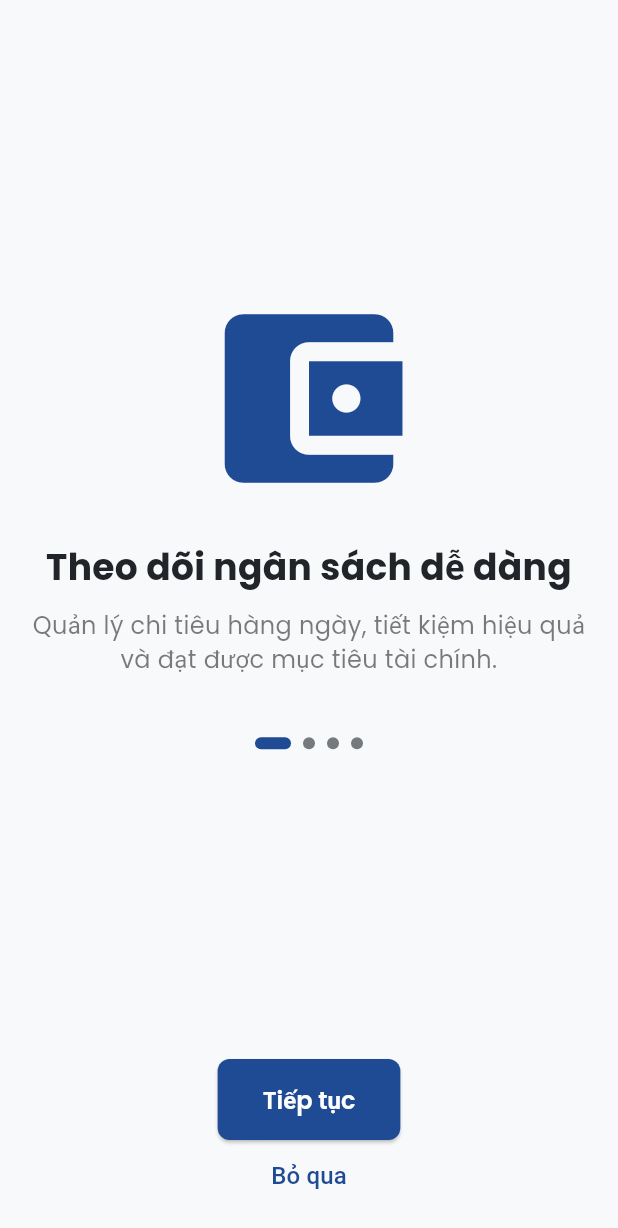
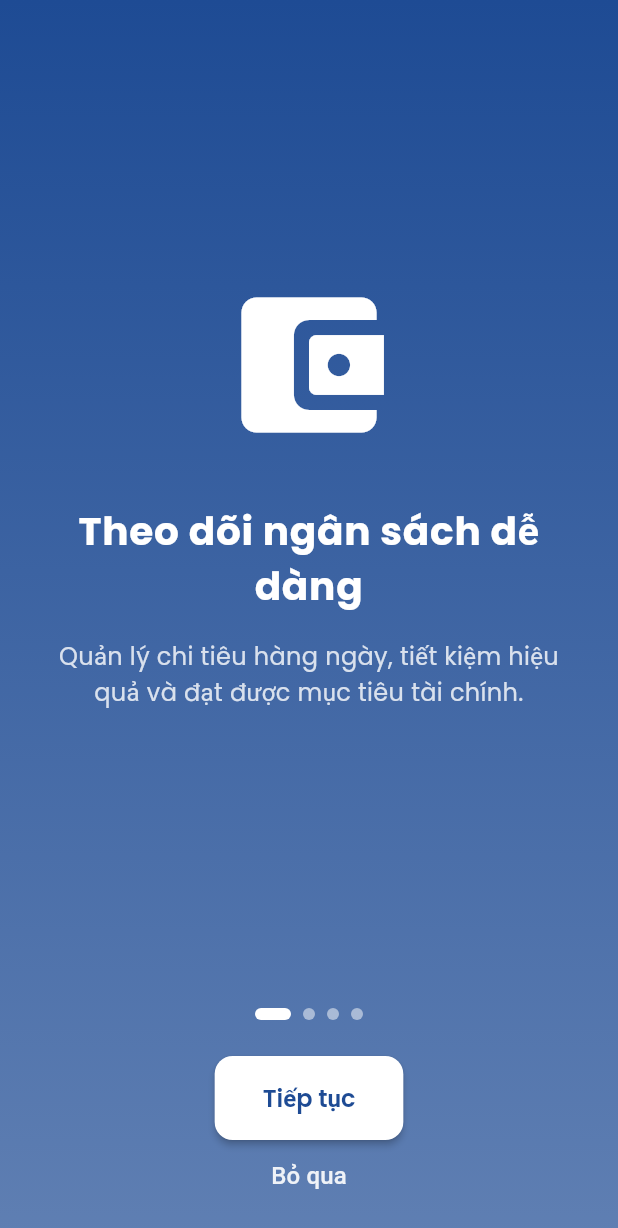
Before and after one commit to DOAN-K16-FIT-HAUI/TranDucLuong, a Flutter app: the screen it shows after launch, on a phone screen of 412 x 824 dp. Shown: the top 1228 px of the screen. Run offline on Flutter 3.47's test engine with Material 3 defaults, Android fonts, the phone set to English and light mode, and no system bars; our stand-ins replace bloc, cloud_firestore, csv, equatable, firebase_auth, firebase_core and 10 more; missing offline and left inert: flutter_facebook_auth; accounts and stored records are empty; generated files the repository leaves out were written again.

```diff
--- a/lib/screens/on_boarding/on_boarding_screen.dart
+++ b/lib/screens/on_boarding/on_boarding_screen.dart
@@ -2,6 +2,8 @@ import 'package:finance_app/core/app_routes.dart';
 import 'package:finance_app/core/app_theme.dart';
 import 'package:finance_app/screens/on_boarding/on_boarding_status.dart';
 import 'package:flutter/material.dart';
+import 'package:flutter/services.dart';
+import 'package:flutter_gen/gen_l10n/app_localizations.dart';
 
 class OnboardingScreen extends StatefulWidget {
   const OnboardingScreen({super.key});
@@ -14,30 +16,26 @@ class OnboardingScreenState extends State<OnboardingScreen> {
   final PageController _pageController = PageController();
   int _currentPage = 0;
 
-  final List<Map<String, dynamic>> _onboardingData = [
+  List<Map<String, dynamic>> _getOnboardingData(BuildContext context) => [
     {
-      'title': 'Theo dõi ngân sách dễ dàng',
-      'description':
-      'Quản lý chi tiêu hàng ngày, tiết kiệm hiệu quả và đạt được mục tiêu tài chính.',
-      'icon': Icons.account_balance_wallet,
+      'title': AppLocalizations.of(context)!.onboardingTitle1,
+      'description': AppLocalizations.of(context)!.onboardingDescription1,
+      'icon': Icons.account_balance_wallet_rounded,
     },
     {
-      'title': 'Kiểm soát chi tiêu thông minh',
-      'description':
-      'Theo dõi chi tiêu hàng ngày, phân loại chi phí và tiết kiệm hiệu quả.',
-      'icon': Icons.account_balance_wallet,
+      'title': AppLocalizations.of(context)!.onboardingTitle2,
+      'description': AppLocalizations.of(context)!.onboardingDescription2,
+      'icon': Icons.pie_chart_rounded,
     },
     {
-      'title': 'Lập kế hoạch tài chính dài hạn',
-      'description':
-      'Xây dựng kế hoạch tài chính, tiết kiệm và đầu tư để đạt được mục tiêu.',
-      'icon': Icons.account_balance_wallet,
+      'title': AppLocalizations.of(context)!.onboardingTitle3,
+      'description': AppLocalizations.of(context)!.onboardingDescription3,
+      'icon': Icons.trending_up_rounded,
     },
     {
-      'title': 'Quản lý tài chính an toàn',
-      'description':
-      'Bảo mật thông tin tài chính, quản lý tài khoản dễ dàng và an toàn.',
-      'icon': Icons.account_balance_wallet,
+      'title': AppLocalizations.of(context)!.onboardingTitle4,
+      'description': AppLocalizations.of(context)!.onboardingDescription4,
+      'icon': Icons.lock_rounded,
     },
   ];
 
@@ -54,19 +52,19 @@ class OnboardingScreenState extends State<OnboardingScreen> {
   }
 
   void _skip() {
-    // Mark onboarding as seen and navigate to LoginScreen
+    HapticFeedback.lightImpact();
     OnboardingStatus.setOnboardingSeen();
     AppRoutes.navigateToLogin(context);
   }
 
   void _next() {
-    if (_currentPage < _onboardingData.length - 1) {
+    HapticFeedback.lightImpact();
+    if (_currentPage < _getOnboardingData(context).length - 1) {
       _pageController.nextPage(
-        duration: const Duration(milliseconds: 300),
+        duration: const Duration(milliseconds: 400),
         curve: Curves.easeInOut,
       );
     } else {
-      // Mark onboarding as seen and navigate to LoginScreen
       OnboardingStatus.setOnboardingSeen();
       AppRoutes.navigateToLogin(context);
     }
@@ -74,50 +72,42 @@ class OnboardingScreenState extends State<OnboardingScreen> {
 
   @override
   Widget build(BuildContext context) {
+    final onboardingData = _getOnboardingData(context);
     return Scaffold(
-      body: SafeArea(
+      body: Container(
+        decoration: BoxDecoration(
+          gradient: LinearGradient(
+            begin: Alignment.topCenter,
+            end: Alignment.bottomCenter,
+            colors: [
+              AppTheme.lightTheme.colorScheme.primary,
+              AppTheme.lightTheme.colorScheme.primary.withValues(alpha: 0.7),
+            ],
+          ),
+        ),
+        child: SafeArea(
           child: Column(
             children: [
               Expanded(
                 child: PageView.builder(
                   controller: _pageController,
                   onPageChanged: _onPageChanged,
-                itemCount: _onboardingData.length,
-                itemBuilder: (context, index) {
-                  return Padding(
+                  itemCount: onboardingData.length,
+                  itemBuilder: (context, index) => _OnboardingPage(
+                    title: onboardingData[index]['title'],
+                    description: onboardingData[index]['description'],
+                    icon: onboardingData[index]['icon'],
+                  ),
+                ),
+              ),
+              Padding(
                 padding: const EdgeInsets.all(16.0),
                 child: Column(
-                      mainAxisAlignment: MainAxisAlignment.center,
                   children: [
-                        Icon(
-                          _onboardingData[index]['icon'],
-                          size: 150,
-                          color: AppTheme.lightTheme.colorScheme.primary,
-                        ),
-                        const SizedBox(height: 20),
-                        Text(
-                          _onboardingData[index]['title'],
-                          style: TextStyle(
-                            fontSize: 24,
-                            fontWeight: FontWeight.bold,
-                            color: AppTheme.lightTheme.colorScheme.onSurface,
-                          ),
-                          textAlign: TextAlign.center,
-                        ),
-                        const SizedBox(height: 10),
-                        Text(
-                          _onboardingData[index]['description'],
-                          style: TextStyle(
-                            fontSize: 16,
-                            color: AppTheme.lightTheme.colorScheme.onSurface.withValues(alpha: 0.6),
-                          ),
-                          textAlign: TextAlign.center,
-                        ),
-                        const SizedBox(height: 40),
                     Row(
                       mainAxisAlignment: MainAxisAlignment.center,
                       children: List.generate(
-                            _onboardingData.length,
+                        onboardingData.length,
                             (i) => AnimatedContainer(
                           duration: const Duration(milliseconds: 300),
                           margin: const EdgeInsets.symmetric(horizontal: 4),
@@ -125,50 +115,100 @@ class OnboardingScreenState extends State<OnboardingScreen> {
                           width: _currentPage == i ? 24 : 8,
                           decoration: BoxDecoration(
                             color: _currentPage == i
-                                    ? AppTheme.lightTheme.colorScheme.primary
-                                    : AppTheme.lightTheme.colorScheme.onSurface.withValues(alpha: 0.6),
+                                ? Colors.white
+                                : Colors.white.withValues(alpha: 0.5),
                             borderRadius: BorderRadius.circular(4),
                           ),
                         ),
                       ),
                     ),
-                      ],
-                    ),
-                  );
-                },
-              ),
-            ),
-            Padding(
-              padding: const EdgeInsets.all(16.0),
-              child: Column(
-                mainAxisAlignment: MainAxisAlignment.center,
-                children: [
+                    const SizedBox(height: 24),
                     ElevatedButton(
                       onPressed: _next,
                       style: ElevatedButton.styleFrom(
-                      backgroundColor: AppTheme.lightTheme.colorScheme.primary,
-                      padding: const EdgeInsets.symmetric(horizontal: 30, vertical: 15),
+                        backgroundColor: Colors.white,
+                        foregroundColor: AppTheme.lightTheme.colorScheme.primary,
+                        padding: const EdgeInsets.symmetric(horizontal: 32, vertical: 16),
+                        shape: RoundedRectangleBorder(
+                          borderRadius: BorderRadius.circular(12),
+                        ),
+                        elevation: 2,
                       ),
                       child: Text(
-                      _currentPage == _onboardingData.length - 1 ? 'Bắt đầu' : 'Tiếp tục',
-                      style: const TextStyle(fontSize: 16, color: Colors.white),
+                        _currentPage == onboardingData.length - 1
+                            ? AppLocalizations.of(context)!.onboardingStart
+                            : AppLocalizations.of(context)!.onboardingContinue,
+                        style: const TextStyle(fontSize: 16, fontWeight: FontWeight.w600),
                       ),
                     ),
-                  _currentPage < _onboardingData.length - 1
-                      ? TextButton(
+                    if (_currentPage < onboardingData.length - 1)
+                      TextButton(
                         onPressed: _skip,
                         child: Text(
-                      'Bỏ qua',
-                      style: TextStyle(fontSize: 16, color: AppTheme.lightTheme.colorScheme.primary),
+                          AppLocalizations.of(context)!.onboardingSkip,
+                          style: TextStyle(
+                            fontSize: 16,
+                            color: Colors.white.withValues(alpha: 0.9),
                           ),
-                  )
-                      : const SizedBox(),
+                        ),
+                      ),
                   ],
                 ),
               ),
             ],
           ),
         ),
+      ),
     );
   }
 }
+
+class _OnboardingPage extends StatelessWidget {
+  final String title;
+  final String description;
+  final IconData icon;
+
+  const _OnboardingPage({
+    required this.title,
+    required this.description,
+    required this.icon,
+  });
+
+  @override
+  Widget build(BuildContext context) {
+    return Padding(
+      padding: const EdgeInsets.symmetric(horizontal: 24.0),
+      child: Column(
+        mainAxisAlignment: MainAxisAlignment.center,
+        children: [
+          Icon(
+            icon,
+            size: 120,
+            color: Colors.white,
+          ),
+          const SizedBox(height: 32),
+          Text(
+            title,
+            style: const TextStyle(
+              fontSize: 26,
+              fontWeight: FontWeight.w700,
+              color: Colors.white,
+              letterSpacing: 0.5,
+            ),
+            textAlign: TextAlign.center,
+          ),
+          const SizedBox(height: 16),
+          Text(
+            description,
+            style: TextStyle(
+              fontSize: 16,
+              color: Colors.white.withValues(alpha: 0.8),
+              height: 1.5,
+            ),
+            textAlign: TextAlign.center,
+          ),
+        ],
+      ),
+    );
+  }
+}
--- /dev/null
+++ b/lib/utils/common_widget/route_transitions.dart
@@ -0,0 +1,36 @@
+import 'package:flutter/material.dart';
+import 'package:go_router/go_router.dart';
+
+enum RouteTransitionType { fade, slide }
+
+class RouteTransitions {
+  static CustomTransitionPage buildPageWithTransition({
+    required Widget child,
+    required GoRouterState state,
+    RouteTransitionType transitionType = RouteTransitionType.fade,
+    Duration transitionDuration = const Duration(milliseconds: 300),
+  }) {
+    return CustomTransitionPage(
+      key: state.pageKey,
+      child: child,
+      transitionDuration: transitionDuration,
+      transitionsBuilder: (context, animation, secondaryAnimation, child) {
+        switch (transitionType) {
+          case RouteTransitionType.fade:
+            return FadeTransition(
+              opacity: animation,
+              child: child,
+            );
+          case RouteTransitionType.slide:
+            return SlideTransition(
+              position: Tween<Offset>(
+                begin: const Offset(1.0, 0.0),
+                end: Offset.zero,
+              ).animate(animation),
+              child: child,
+            );
+        }
+      },
+    );
+  }
+}
```
Also changed, not shown: lib/core/app_routes.dart (+86 -54 lines), lib/l10n/app_en.arb (+15 -1 lines), lib/l10n/app_ja.arb (+15 -1 lines), lib/l10n/app_vi.arb (+15 -1 lines), lib/screens/group_note/group_note_screen.dart (+25 -27 lines). Lines whose indentation alone changed are shown as unchanged.
